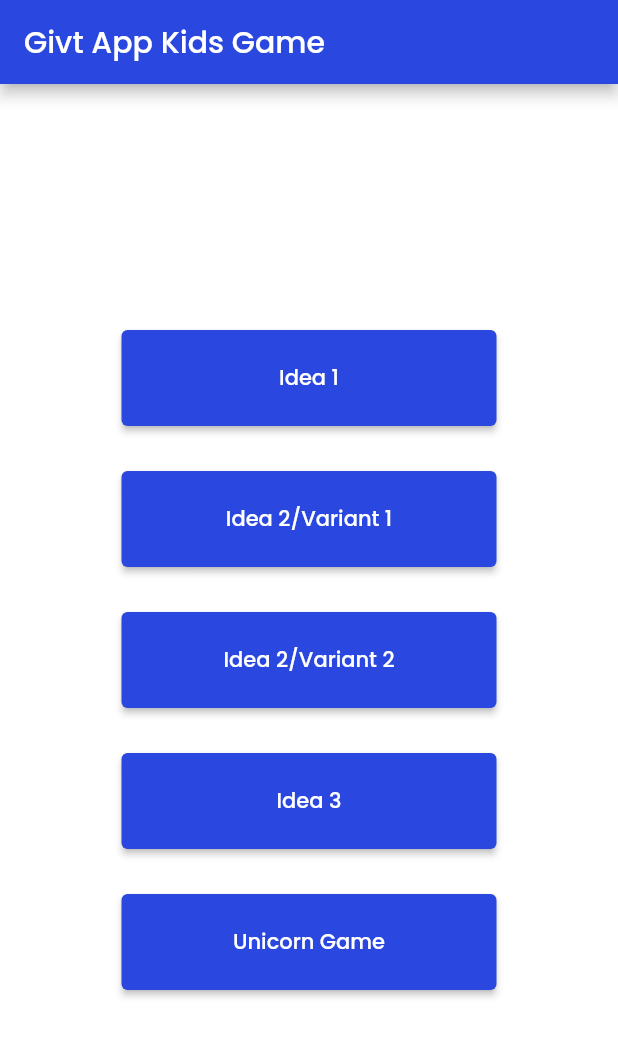
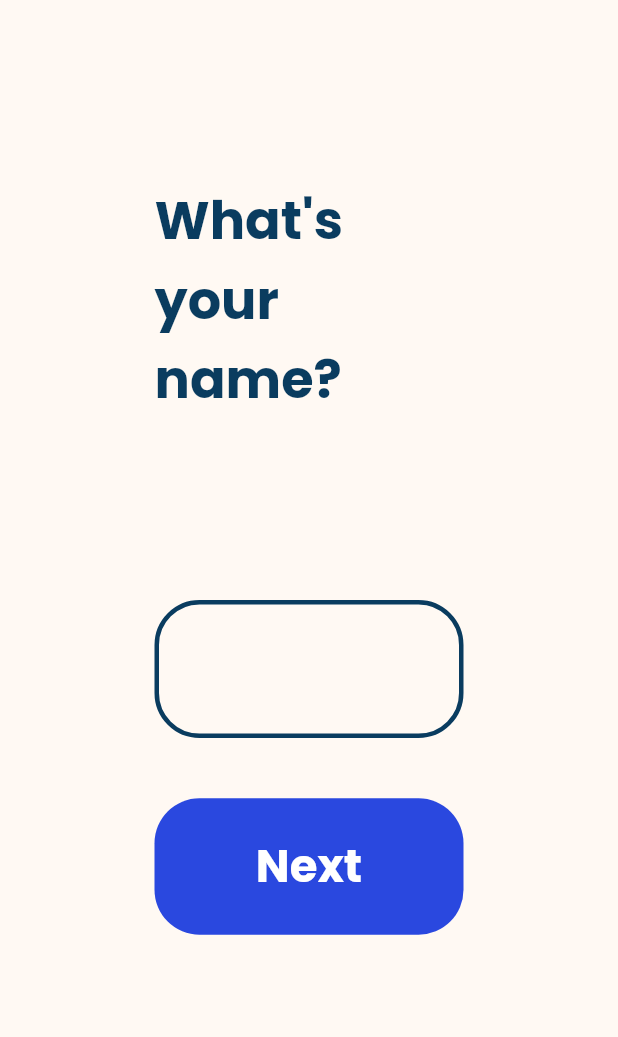
Before and after one commit to givtnl/givt-app-kids-game, a Flutter app: the screen it shows after launch, after a tap on "Idea 3", on a phone screen of 412 x 824 dp. Shown: the top 1037 px of the screen. Run offline on Flutter 3.47's test engine with Material 2 defaults, Android fonts, the light colour scheme and no system bars; our stand-ins replace audioplayers, bloc, equatable, flutter_bloc, flutter_fortune_wheel, flutter_svg and 1 more; missing offline and left inert: flame, flame_audio, flame_behaviors; generated files the repository leaves out were written again.

Commit message:
Impact goal selection via spinning wheel is implemented

```diff
--- /dev/null
+++ b/lib/givt/impact_goal/spinner/enter_username_screen.dart
@@ -0,0 +1,124 @@
+// ignore_for_file: avoid_unnecessary_containers, prefer_const_constructors, prefer_single_quotes, prefer_const_literals_to_create_immutables
+
+import 'package:flutter/material.dart';
+
+import 'package:givt_app_kids_game/givt/impact_goal/spinner/spinning_wheel_screen.dart';
+
+class EnterUsernameScreen extends StatefulWidget {
+  const EnterUsernameScreen({super.key});
+
+  static Route<void> route() {
+    return MaterialPageRoute<void>(
+      builder: (_) => const EnterUsernameScreen(),
+    );
+  }
+
+  @override
+  State<EnterUsernameScreen> createState() => _EnterUsernameScreenState();
+}
+
+class _EnterUsernameScreenState extends State<EnterUsernameScreen> {
+  final TextEditingController _controller = TextEditingController();
+
+  String _name = "";
+
+  void onNameEntered(BuildContext context) {
+    if (_name.isEmpty) {
+      return;
+    }
+    Navigator.of(context).push<void>(SpinningWheelScreen.route());
+  }
+
+  @override
+  Widget build(BuildContext context) {
+    final mediaQuery = MediaQuery.of(context);
+    return Scaffold(
+      backgroundColor: Color(0xFFFFF9F3),
+      body: SafeArea(
+        child: Container(
+          width: double.infinity,
+          padding: EdgeInsets.symmetric(
+            horizontal: mediaQuery.size.width * 0.25,
+          ),
+          child: Column(
+            children: [
+              Spacer(
+                flex: 3,
+              ),
+              Text(
+                "What's your name?",
+                style: TextStyle(
+                  fontSize: 35,
+                  fontWeight: FontWeight.bold,
+                  color: Color(0xFF0A3C5F),
+                ),
+              ),
+              Spacer(
+                flex: 3,
+              ),
+              Container(
+                decoration: BoxDecoration(
+                  borderRadius: BorderRadius.circular(30),
+                  border: Border.all(
+                    color: Color(0xFF0A3C5F),
+                    width: 3,
+                  ),
+                ),
+                padding: EdgeInsets.symmetric(
+                  horizontal: 20,
+                  vertical: 10,
+                ),
+                child: TextField(
+                  controller: _controller,
+                  onChanged: (value) {
+                    setState(() {
+                      _name = value.trim();
+                    });
+                  },
+                  style: TextStyle(
+                    fontSize: 30,
+                    color: Color(0xFF3B3240),
+                  ),
+                  decoration: InputDecoration(border: InputBorder.none),
+                  onSubmitted: (_) => onNameEntered(context),
+                ),
+              ),
+              Spacer(
+                flex: 1,
+              ),
+              ElevatedButton(
+                onPressed: _name.isEmpty
+                    ? null
+                    : () {
+                        onNameEntered(context);
+                      },
+                style: ElevatedButton.styleFrom(
+                  backgroundColor: Color(0xFF0A3C5F),
+                  shape: RoundedRectangleBorder(
+                    borderRadius: BorderRadius.circular(30),
+                  ),
+                ),
+                child: Container(
+                  padding: EdgeInsets.symmetric(vertical: 23),
+                  width: double.infinity,
+                  alignment: Alignment.center,
+                  child: Text(
+                    "Next",
+                    style: TextStyle(
+                      fontSize: 30,
+                      color: Colors.white,
+                      fontWeight: FontWeight.bold,
+                    ),
+                  ),
+                ),
+              ),
+              Spacer(
+                flex: 5,
+              ),
+            ],
+          ),
+        ),
+      ),
+    );
+  }
+}
--- /dev/null
+++ b/lib/givt/impact_goal/spinner/impact_goals.dart
@@ -0,0 +1,44 @@
+// ignore_for_file: prefer_single_quotes
+
+enum ImpactGoals {
+  helpPeople(
+    name: "help people",
+    description: "You can help the world by helping people!",
+  ),
+  education(
+    name: "education",
+    description: "You can help the world by educate people!",
+  ),
+  cleanWater(
+    name: "clean water",
+    description: "You can help the world by cleaning water!",
+  ),
+  health(
+    name: "health",
+    description: "You can help the world by making it healthier!",
+  ),
+  international(
+    name: "international",
+    description: "You can help the world by making it international!",
+  ),
+  emergencyAid(
+    name: "emergency aid",
+    description: "You can help the world by working in emergency aid!",
+  ),
+  helpAnimals(
+    name: "help animals",
+    description: "You can help the world by helping animals!",
+  ),
+  nature(
+    name: "nature",
+    description: "You can help the world by helping nature!",
+  );
+
+  const ImpactGoals({
+    required this.name,
+    required this.description,
+  });
+
+  final String name;
+  final String description;
+}
--- a/lib/title/view/title_page.dart
+++ b/lib/title/view/title_page.dart
@@ -1,6 +1,8 @@
 import 'package:flutter/material.dart';
 import 'package:givt_app_kids_game/game/game.dart';
 import 'package:givt_app_kids_game/l10n/l10n.dart';
+
+import 'package:givt_app_kids_game/givt/impact_goal/spinner/enter_username_screen.dart';
 
 class TitlePage extends StatelessWidget {
   const TitlePage({super.key});
@@ -72,7 +74,9 @@ class TitleView extends StatelessWidget {
             width: 250,
             height: 64,
             child: ElevatedButton(
-              onPressed: () {},
+              onPressed: () {
+                Navigator.of(context).push<void>(EnterUsernameScreen.route());
+              },
               child: const Center(child: Text("Idea 3")),
             ),
           ),
--- a/pubspec.yaml
+++ b/pubspec.yaml
@@ -22,6 +22,8 @@ dependencies:
   intl: ^0.17.0
   mockingjay: ^0.3.0
   provider: ^6.0.5
+  flutter_fortune_wheel: ^1.2.0
+  flutter_svg: ^1.1.6
 
 dev_dependencies:
   bloc_test: ^9.1.1
```
Also changed, not shown: lib/givt/impact_goal/spinner/spinning_wheel_screen.dart (added, +225 -0 lines), assets/images/spinning_wheel_bg.svg (added), pubspec.lock, 1 other file.
